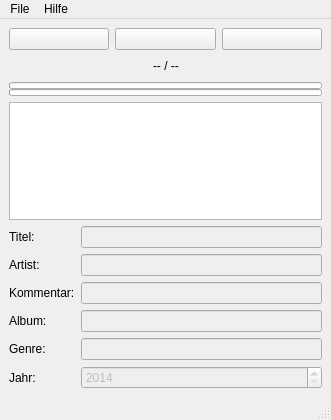
First picture: the form in godirec/data/ui/godi_rec.ui, repository quitejonny/godirec, before the edit.
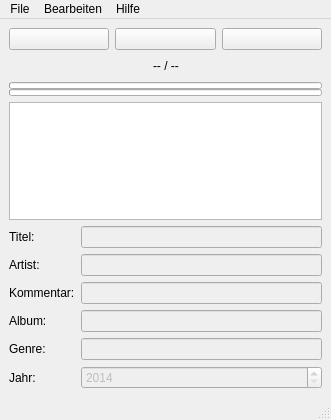
Second picture: the form after the edit. Icons and pictures are not drawn.

Commit message: small adjustments in GUI and delete print

```diff
--- a/godirec/data/ui/godi_rec.ui
+++ b/godirec/data/ui/godi_rec.ui
@@ -310,7 +310,14 @@
     <addaction name="ActionAbout"/>
     <addaction name="ActionHelp"/>
    </widget>
+   <widget class="QMenu" name="menuBearbeiten">
+    <property name="title">
+     <string>Bearbeiten</string>
+    </property>
+    <addaction name="ActionSettings"/>
+   </widget>
    <addaction name="menuGodiRec"/>
+   <addaction name="menuBearbeiten"/>
    <addaction name="menuHilfe"/>
   </widget>
   <widget class="QStatusBar" name="statusbar">
```
Left out of the diff: 1 changed line with no effect on the pictures. The commit also changes 2 other files.
